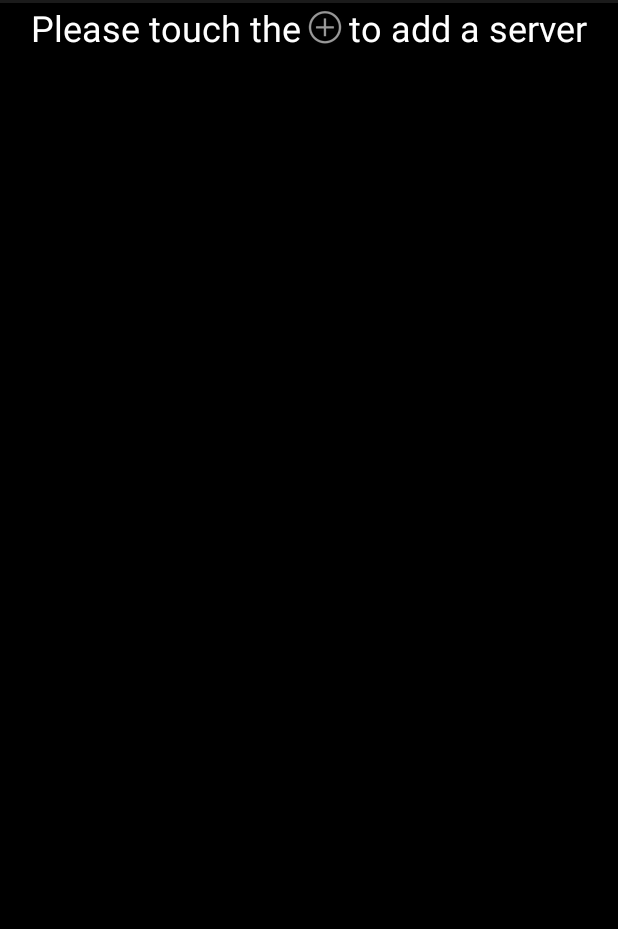
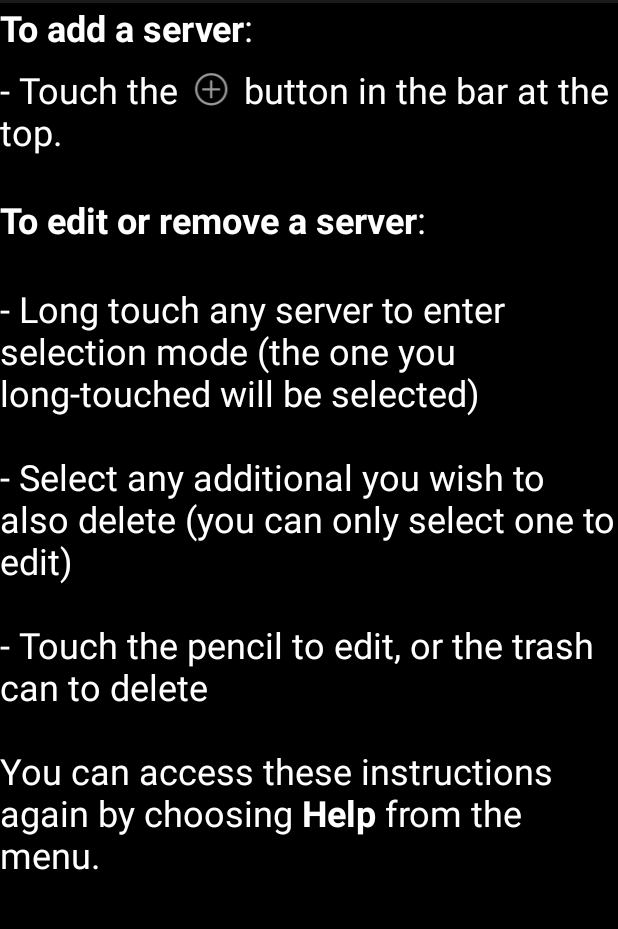
Before and after one commit to justdave/MCStatus, an Android app: the screen it shows after launch (MainActivity), on a phone screen of 412 x 824 dp, the part 69-998 px from its top. Run offline under Robolectric (Android 15) with nearby library versions, the phone set to English and light mode, and no system bars; 10 statements that could not run were skipped.

Commit message:
Add Help text. Fixes #15

```diff
--- a/app/src/main/java/net/justdave/mcstatus/MainActivity.java
+++ b/app/src/main/java/net/justdave/mcstatus/MainActivity.java
@@ -1,13 +1,23 @@
 package net.justdave.mcstatus;
 
+import java.io.BufferedReader;
+import java.io.IOException;
+import java.io.InputStream;
+import java.io.InputStreamReader;
 import java.util.ArrayList;
 import java.util.ListIterator;
 
+import android.os.Build;
 import android.os.Bundle;
 import android.annotation.SuppressLint;
 import android.app.Activity;
 import android.app.AlertDialog;
 import android.content.DialogInterface;
+import android.text.Html;
+import android.text.Html.ImageGetter;
+import android.text.SpannableString;
+import android.text.SpannableStringBuilder;
+import android.text.style.ImageSpan;
 import android.util.Log;
 import android.util.SparseBooleanArray;
 import android.view.ActionMode;
@@ -22,6 +32,10 @@ import android.widget.AbsListView.MultiChoiceModeListener;
 import android.widget.EditText;
 import android.widget.ImageView;
 import android.widget.ListView;
+import android.widget.TextView;
+import android.graphics.drawable.Drawable;
+
+import androidx.annotation.RequiresApi;
 
 public class MainActivity extends Activity {
     private static final String TAG = MainActivity.class.getSimpleName();
@@ -44,12 +58,37 @@ public class MainActivity extends Activity {
         adapter = new ServerListViewAdapter(getApplicationContext(), serverlist);
         setContentView(R.layout.activity_main);
         listView = findViewById(R.id.server_list);
+
         listView.setAdapter(adapter);
         adapter.setListView(listView);
+
         listView.setChoiceMode(ListView.CHOICE_MODE_MULTIPLE_MODAL);
         listView.setItemsCanFocus(false);
         listView.setDescendantFocusability(ListView.FOCUS_BLOCK_DESCENDANTS);
         listView.setEmptyView(findViewById(R.id.empty));
+        View emptyView = listView.getEmptyView();
+        TextView helpView = emptyView.findViewById(R.id.helptext);
+        Log.i(TAG, "helpView: " + helpView);
+        if (Build.VERSION.SDK_INT >= Build.VERSION_CODES.N) {
+            /* Nugat and up can actually process images! */
+            helpView.setText(Html.fromHtml(readRawTextFile(R.raw.main_help), 0, imgGetter, null));
+        } else {
+            /* below Nugat requires one hell of a hack of a workaround. */
+            String text = readRawTextFile(R.raw.main_help);
+            SpannableStringBuilder ssb = new SpannableStringBuilder();
+            int index = text.indexOf("<img") -1;
+            int index2 = text.indexOf("\">") + 2;
+            SpannableString string1 = new SpannableString(Html.fromHtml(text.substring(0,index)));
+            ImageSpan is = new ImageSpan(getApplicationContext(), android.R.drawable.ic_menu_add);
+            SpannableString string2 = new SpannableString(Html.fromHtml(text.substring(index2)));
+            ssb.append(string1).append(" ");
+            ssb.setSpan(is, ssb.length()-1, ssb.length(), 0);
+            ssb.append(string2);
+            helpView.setText(ssb);
+        }
+        helpView.setBackgroundColor(0x00000000);
+//        listView.setEmptyView(emptyView);
+
         listView.addStatesFromChildren();
         listView.setMultiChoiceModeListener(new MultiChoiceModeListener() {
 
@@ -73,7 +112,7 @@ public class MainActivity extends Activity {
                         @SuppressLint("InflateParams") View promptsView = LayoutInflater.from(MainActivity.this).inflate(
                                 R.layout.addserver_dialog, null);
                         AlertDialog.Builder alertDialogBuilder;
-                        if (android.os.Build.VERSION.SDK_INT >= android.os.Build.VERSION_CODES.LOLLIPOP_MR1) {
+                        if (Build.VERSION.SDK_INT >= Build.VERSION_CODES.LOLLIPOP_MR1) {
                             alertDialogBuilder = new AlertDialog.Builder(
                                     MainActivity.this,
                                     android.R.style.Theme_DeviceDefault_Dialog_Alert);
@@ -130,7 +169,7 @@ public class MainActivity extends Activity {
                         break;
                     case R.id.action_deleteserver:
                         AlertDialog.Builder myAlertDialog;
-                        if (android.os.Build.VERSION.SDK_INT >= android.os.Build.VERSION_CODES.LOLLIPOP_MR1) {
+                        if (Build.VERSION.SDK_INT >= Build.VERSION_CODES.LOLLIPOP_MR1) {
                             myAlertDialog = new AlertDialog.Builder(
                                     MainActivity.this,
                                     android.R.style.Theme_DeviceDefault_Dialog_Alert);
@@ -202,7 +241,6 @@ public class MainActivity extends Activity {
                 listView.clearChoices();
             }
         });
-
     }
 
     public void refresh() {
@@ -280,6 +318,11 @@ public class MainActivity extends Activity {
                 about.setTitle(getResources().getIdentifier("action_about", "string", getPackageName()));
                 about.show();
                 break;
+            case R.id.action_help:
+                HelpDialog help = new HelpDialog(this);
+                help.setTitle(getResources().getIdentifier("action_help", "string", getPackageName()));
+                help.show();
+                break;
             case R.id.action_addserver:
                 View promptsView = LayoutInflater.from(this).inflate(
                         R.layout.addserver_dialog, null);
@@ -344,4 +387,40 @@ public class MainActivity extends Activity {
         database.close();
         super.onPause();
     }
+
+    public String readRawTextFile(int id) {
+
+        InputStream inputStream = getApplicationContext().getResources().openRawResource(id);
+
+        InputStreamReader in = new InputStreamReader(inputStream);
+        BufferedReader buf = new BufferedReader(in);
+
+        String line;
+
+        StringBuilder text = new StringBuilder();
+        try {
+            while ((line = buf.readLine()) != null)
+                text.append(line);
+        } catch (IOException e) {
+            return null;
+        }
+
+        return text.toString();
+    }
+
+    private final ImageGetter imgGetter = new ImageGetter() {
+
+        public Drawable getDrawable(String source) {
+            Drawable drawable;
+            Log.i(TAG, "Drawable source: " + source);
+            int rid = getResources().getIdentifier(source, null, null);
+            if (rid > 0) {
+                drawable = getResources().getDrawable(rid);
+            } else {
+                drawable = getResources().getDrawable(android.R.drawable.stat_notify_error);
+            }
+            drawable.setBounds(0, 0, drawable.getIntrinsicWidth(), drawable.getIntrinsicHeight());
+            return drawable;
+        }
+    };
 }
--- a/app/src/main/res/layout/activity_main.xml
+++ b/app/src/main/res/layout/activity_main.xml
@@ -28,27 +28,12 @@
         tools:context=".MainActivity" >
 
         <TextView
-            android:id="@+id/leftpiece"
-            android:layout_width="wrap_content"
-            android:layout_height="wrap_content"
-            android:text="@string/empty_left"
+            android:id="@+id/helptext"
+            android:layout_width="match_parent"
+            android:layout_height="match_parent"
             android:textColor="@android:color/primary_text_dark"
             android:textSize="24sp" />
 
-        <ImageView
-            android:id="@+id/addbutton_image"
-            android:layout_width="wrap_content"
-            android:layout_height="wrap_content"
-            android:contentDescription="@string/action_addserver"
-            android:src="@android:drawable/ic_menu_add" />
-
-        <TextView
-            android:id="@+id/rightpiece"
-            android:layout_width="wrap_content"
-            android:layout_height="wrap_content"
-            android:text="@string/empty_right"
-            android:textColor="@android:color/primary_text_dark"
-            android:textSize="24sp" />
     </LinearLayout>
 
 </LinearLayout>
--- a/app/src/main/res/menu/main.xml
+++ b/app/src/main/res/menu/main.xml
@@ -17,5 +17,10 @@
         android:orderInCategory="102"
         android:showAsAction="never"
         android:title="@string/action_about"/>
+    <item
+        android:id="@+id/action_help"
+        android:orderInCategory="102"
+        android:showAsAction="never"
+        android:title="@string/action_help"/>
 
 </menu>
--- a/app/src/main/res/values/strings.xml
+++ b/app/src/main/res/values/strings.xml
@@ -8,6 +8,7 @@
     <string name="action_deleteserver">Delete Server(s)</string>
     <string name="action_editserver">Edit Server</string>
     <string name="action_about">About This App</string>
+    <string name="action_help">Help</string>
     <string name="icon_description">Server FavIcon</string>
     <string name="edit_server_name">Enter Server Name:</string>
     <string name="empty_left">Please touch the</string>
```
Also changed, not shown: app/src/main/java/net/justdave/mcstatus/HelpDialog.java (added, +99 -0 lines), app/src/main/res/layout/help.xml (added, +41 -0 lines), app/src/main/res/raw/main_help.txt (added, +12 -0 lines).
